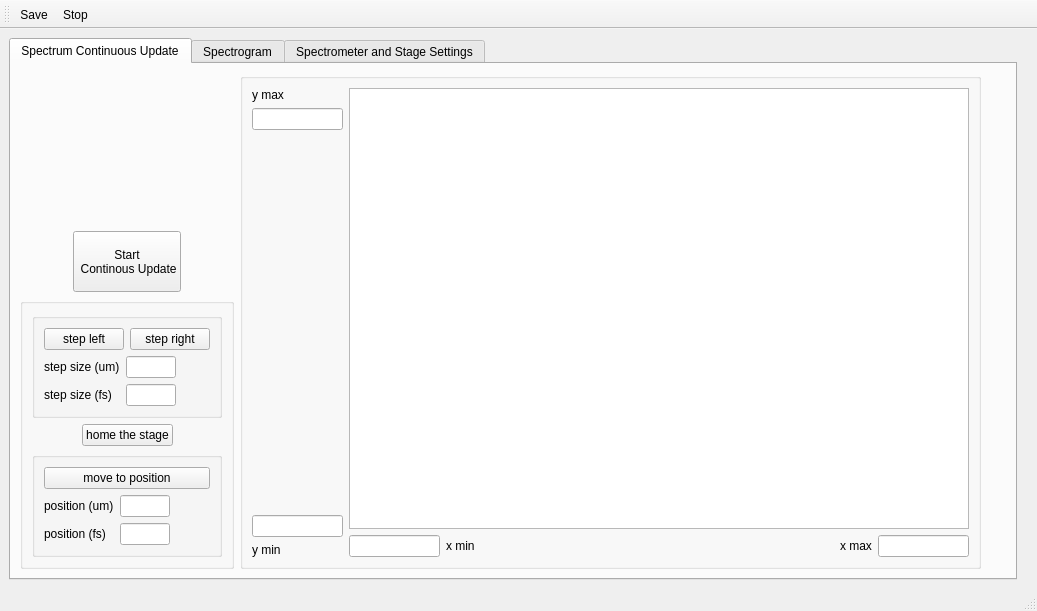
This is Gui_Window.ui in UCBoulder/frogware as Qt 5 draws it before an edit. The edited form follows.
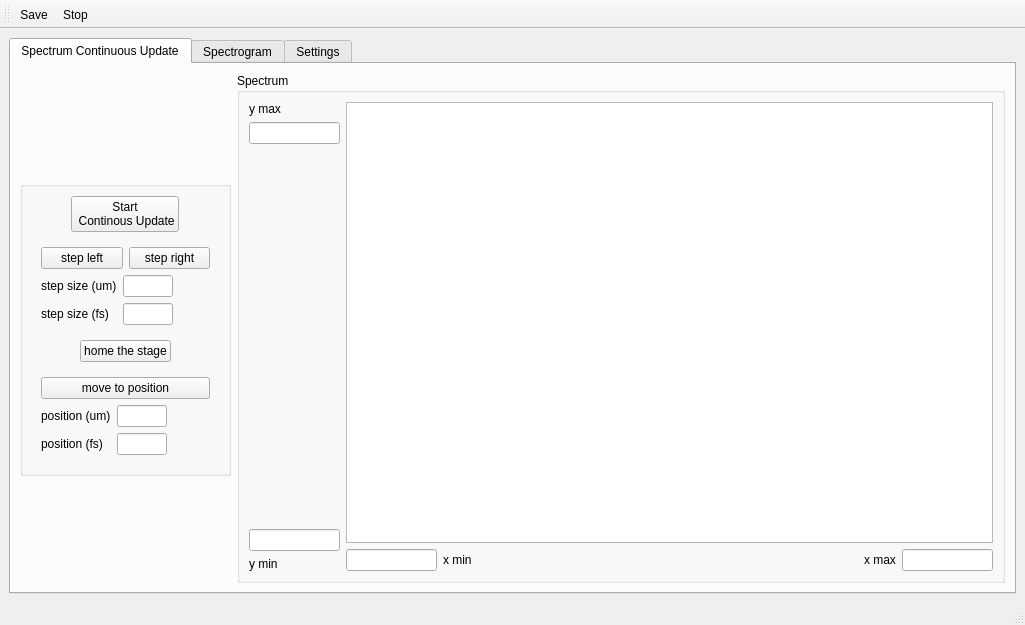
This is the edited form. Icons and pictures are not drawn. Custom widgets are drawn as their Qt base class.

What changed in the file:
```diff
--- a/Gui_Window.ui
+++ b/Gui_Window.ui
@@ -6,15 +6,15 @@
    <rect>
     <x>0</x>
     <y>0</y>
-    <width>1037</width>
-    <height>608</height>
+    <width>1025</width>
+    <height>621</height>
    </rect>
   </property>
   <property name="windowTitle">
    <string>MainWindow</string>
   </property>
   <widget class="QWidget" name="centralwidget">
-   <layout class="QFormLayout" name="formLayout_7">
+   <layout class="QGridLayout" name="gridLayout_6">
     <item row="0" column="0">
      <widget class="QTabWidget" name="tabWidget">
       <property name="currentIndex">
@@ -24,25 +24,34 @@
        <attribute name="title">
         <string>Spectrum Continuous Update</string>
        </attribute>
-       <layout class="QFormLayout" name="formLayout_3">
+       <layout class="QGridLayout" name="gridLayout_2">
         <item row="0" column="0">
-         <layout class="QGridLayout" name="gridLayout_4">
-          <item row="0" column="0">
-           <spacer name="verticalSpacer_5">
-            <property name="orientation">
-             <enum>Qt::Vertical</enum>
-            </property>
-            <property name="sizeHint" stdset="0">
-             <size>
-              <width>20</width>
-              <height>40</height>
-             </size>
-            </property>
-           </spacer>
-          </item>
-          <item row="1" column="0">
+         <layout class="QHBoxLayout" name="horizontalLayout_10">
+          <item>
            <layout class="QVBoxLayout" name="verticalLayout_5">
             <item>
+             <spacer name="verticalSpacer_5">
+              <property name="orientation">
+               <enum>Qt::Vertical</enum>
+              </property>
+              <property name="sizeHint" stdset="0">
+               <size>
+                <width>20</width>
+                <height>40</height>
+               </size>
+              </property>
+             </spacer>
+            </item>
+            <item>
+             <widget class="QGroupBox" name="groupBox_2">
+              <property name="maximumSize">
+               <size>
+                <width>211</width>
+                <height>322</height>
+               </size>
+              </property>
+              <layout class="QVBoxLayout" name="verticalLayout_6">
+               <item>
              <layout class="QHBoxLayout" name="horizontalLayout_2">
               <item>
                <spacer name="horizontalSpacer_3">
@@ -59,12 +68,6 @@
               </item>
               <item>
                <widget class="QPushButton" name="pushButton">
-                <property name="minimumSize">
-                 <size>
-                  <width>75</width>
-                  <height>61</height>
-                 </size>
-                </property>
                 <property name="text">
                  <string>Start 
  Continous Update</string>
@@ -87,10 +90,7 @@
              </layout>
             </item>
             <item>
-             <widget class="QGroupBox" name="groupBox_2">
-              <layout class="QVBoxLayout" name="verticalLayout_6">
-               <item>
-                <widget class="QGroupBox" name="groupBox_3">
+                <widget class="QFrame" name="frame_3">
                  <layout class="QVBoxLayout" name="verticalLayout">
                   <item>
                    <layout class="QHBoxLayout" name="horizontalLayout_4">
@@ -189,7 +189,7 @@
                 </layout>
                </item>
                <item>
-                <widget class="QGroupBox" name="groupBox_4">
+                <widget class="QFrame" name="frame_4">
                  <layout class="QVBoxLayout" name="verticalLayout_4">
                   <item>
                    <widget class="QPushButton" name="pushButton_5">
@@ -242,10 +242,26 @@
               </layout>
              </widget>
             </item>
+            <item>
+             <spacer name="verticalSpacer_6">
+              <property name="orientation">
+               <enum>Qt::Vertical</enum>
+              </property>
+              <property name="sizeHint" stdset="0">
+               <size>
+                <width>20</width>
+                <height>40</height>
+               </size>
+              </property>
+             </spacer>
+            </item>
            </layout>
           </item>
-          <item row="0" column="1" rowspan="2">
+          <item>
            <widget class="QGroupBox" name="groupBox">
+            <property name="title">
+             <string>Spectrum</string>
+            </property>
             <layout class="QHBoxLayout" name="horizontalLayout_6">
              <item>
               <layout class="QVBoxLayout" name="verticalLayout_7">
@@ -374,11 +390,11 @@
        <attribute name="title">
         <string>Spectrogram</string>
        </attribute>
-       <layout class="QFormLayout" name="formLayout_6">
+       <layout class="QGridLayout" name="gridLayout">
         <item row="0" column="0">
-         <layout class="QHBoxLayout" name="horizontalLayout_9">
+         <layout class="QHBoxLayout" name="horizontalLayout_11">
           <item>
-           <layout class="QVBoxLayout" name="verticalLayout_9">
+           <layout class="QVBoxLayout" name="verticalLayout_10">
             <item>
              <spacer name="verticalSpacer_3">
               <property name="orientation">
@@ -394,8 +410,29 @@
             </item>
             <item>
              <widget class="QGroupBox" name="groupBox_5">
-              <layout class="QGridLayout" name="gridLayout">
-               <item row="0" column="0">
+              <property name="maximumSize">
+               <size>
+                <width>232</width>
+                <height>127</height>
+               </size>
+              </property>
+              <layout class="QVBoxLayout" name="verticalLayout_9">
+               <item>
+                <layout class="QHBoxLayout" name="horizontalLayout_9">
+                 <item>
+                  <spacer name="horizontalSpacer_8">
+                   <property name="orientation">
+                    <enum>Qt::Horizontal</enum>
+                   </property>
+                   <property name="sizeHint" stdset="0">
+                    <size>
+                     <width>37</width>
+                     <height>17</height>
+                    </size>
+                   </property>
+                  </spacer>
+                 </item>
+                 <item>
                 <widget class="QPushButton" name="pushButton_6">
                  <property name="minimumSize">
                   <size>
@@ -409,7 +446,7 @@
                  </property>
                 </widget>
                </item>
-               <item row="0" column="1">
+                 <item>
                 <spacer name="horizontalSpacer_7">
                  <property name="orientation">
                   <enum>Qt::Horizontal</enum>
@@ -422,7 +459,9 @@
                  </property>
                 </spacer>
                </item>
-               <item row="1" column="0" colspan="2">
+                </layout>
+               </item>
+               <item>
                 <layout class="QHBoxLayout" name="horizontalLayout_8">
                  <item>
                   <layout class="QFormLayout" name="formLayout_4">
@@ -522,6 +561,9 @@
           </item>
           <item>
            <widget class="QGroupBox" name="groupBox">
+            <property name="title">
+             <string>Spectrogram</string>
+            </property>
             <layout class="QHBoxLayout" name="horizontalLayout_7">
              <item>
               <layout class="QVBoxLayout" name="verticalLayout_8">
@@ -648,9 +690,9 @@
       </widget>
       <widget class="QWidget" name="tab_3">
        <attribute name="title">
-        <string>Spectrometer and Stage Settings</string>
+        <string>Settings</string>
        </attribute>
-       <layout class="QGridLayout" name="gridLayout_2">
+       <layout class="QGridLayout" name="gridLayout_5">
         <item row="0" column="0">
          <widget class="QTableWidget" name="tableWidget">
           <row>
```
Lines whose indentation alone changed are shown as unchanged.
